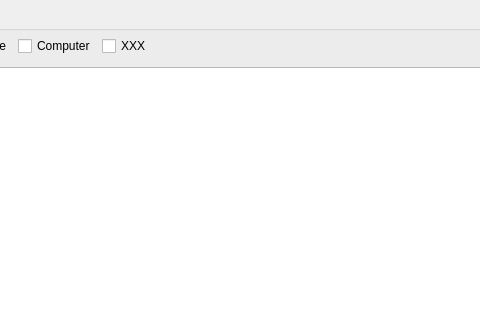
Above: plugins/rss/rss.ui from ensisoft/newsflash-plus before the change; both pictures show x 259 to 739 and y 0 to 320 of the 845 by 402 pixel window. Below: the same form after it.
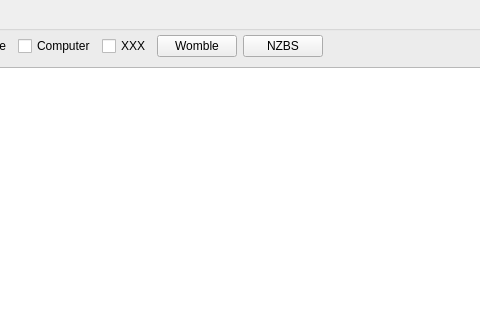
That is the form after the change. Icons and pictures are not drawn.

```diff
--- a/plugins/rss/rss.ui
+++ b/plugins/rss/rss.ui
@@ -89,6 +89,43 @@
           </property>
          </widget>
         </item>
+        <item>
+         <widget class="QPushButton" name="btnWomble">
+          <property name="toolTip">
+           <string>http://newshost.co.za</string>
+          </property>
+          <property name="text">
+           <string>Womble</string>
+          </property>
+          <property name="icon">
+           <iconset resource="rss.qrc">
+            <normaloff>:/ico/ico_rss.png</normaloff>:/ico/ico_rss.png</iconset>
+          </property>
+          <property name="checkable">
+           <bool>true</bool>
+          </property>
+          <property name="flat">
+           <bool>false</bool>
+          </property>
+         </widget>
+        </item>
+        <item>
+         <widget class="QPushButton" name="btnNzbs">
+          <property name="toolTip">
+           <string>http://nzbs.org</string>
+          </property>
+          <property name="text">
+           <string>NZBS</string>
+          </property>
+          <property name="icon">
+           <iconset resource="rss.qrc">
+            <normaloff>:/ico/ico_rss.png</normaloff>:/ico/ico_rss.png</iconset>
+          </property>
+          <property name="checkable">
+           <bool>true</bool>
+          </property>
+         </widget>
+        </item>
         <item>
          <spacer name="horizontalSpacer">
           <property name="orientation">
```
